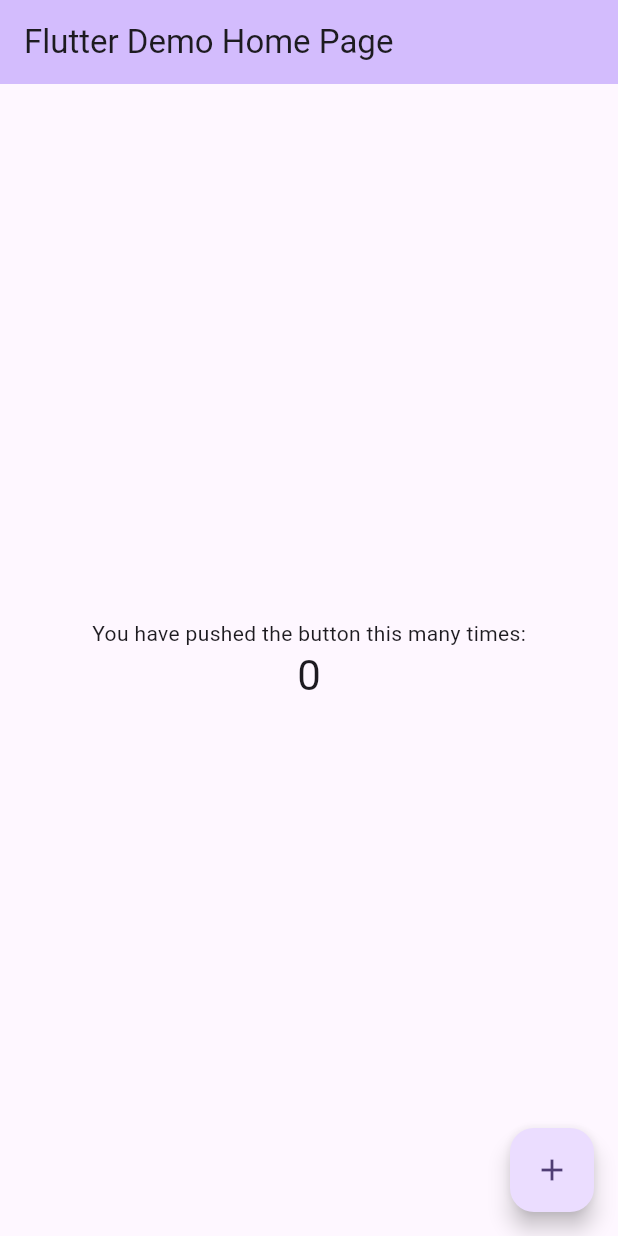
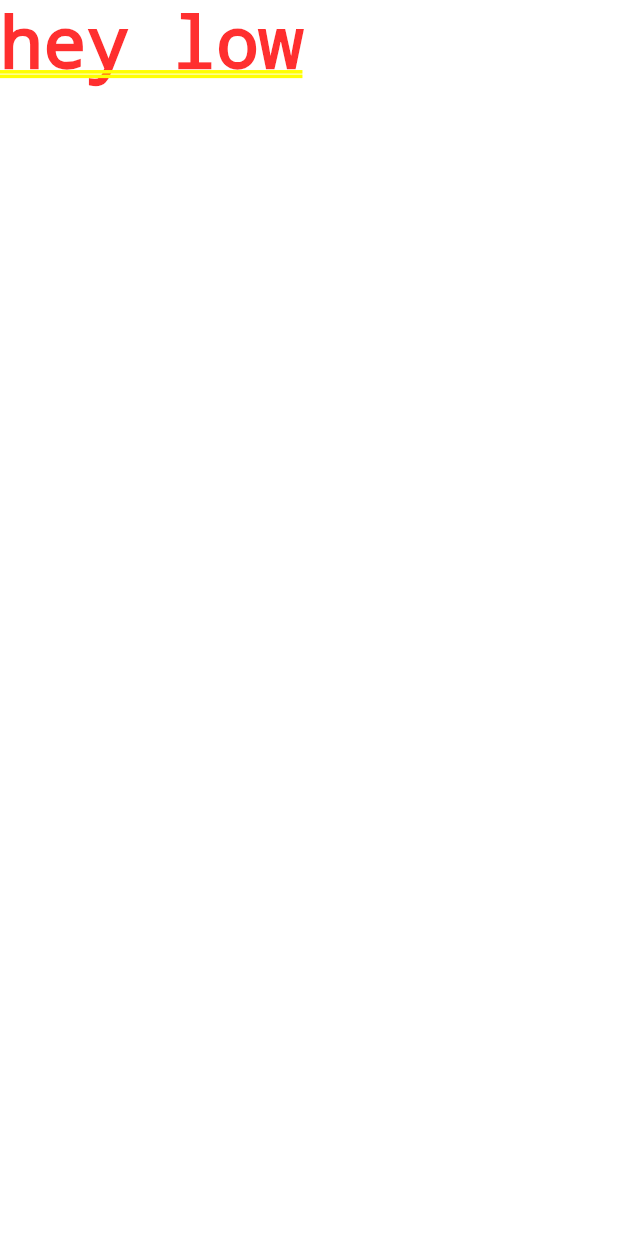
Before and after one commit to JPPdp/Unfinished-Project, a Flutter app: the screen it shows after launch, on a phone screen of 412 x 824 dp. Run offline on Flutter 3.47's test engine with Material 3 defaults, Android fonts, the phone set to English and light mode, and no system bars.

```diff
--- a/lib/main.dart
+++ b/lib/main.dart
@@ -1,125 +1,6 @@
 import 'package:flutter/material.dart';
 
-void main() {
-  runApp(const MyApp());
-}
+void main() => runApp(MaterialApp(
+  home: Text("hey low"),
 
-class MyApp extends StatelessWidget {
-  const MyApp({super.key});
-
-  // This widget is the root of your application.
-  @override
-  Widget build(BuildContext context) {
-    return MaterialApp(
-      title: 'Flutter Demo',
-      theme: ThemeData(
-        // This is the theme of your application.
-        //
-        // TRY THIS: Try running your application with "flutter run". You'll see
-        // the application has a purple toolbar. Then, without quitting the app,
-        // try changing the seedColor in the colorScheme below to Colors.green
-        // and then invoke "hot reload" (save your changes or press the "hot
-        // reload" button in a Flutter-supported IDE, or press "r" if you used
-        // the command line to start the app).
-        //
-        // Notice that the counter didn't reset back to zero; the application
-        // state is not lost during the reload. To reset the state, use hot
-        // restart instead.
-        //
-        // This works for code too, not just values: Most code changes can be
-        // tested with just a hot reload.
-        colorScheme: ColorScheme.fromSeed(seedColor: Colors.deepPurple),
-        useMaterial3: true,
-      ),
-      home: const MyHomePage(title: 'Flutter Demo Home Page'),
-    );
-  }
-}
-
-class MyHomePage extends StatefulWidget {
-  const MyHomePage({super.key, required this.title});
-
-  // This widget is the home page of your application. It is stateful, meaning
-  // that it has a State object (defined below) that contains fields that affect
-  // how it looks.
-
-  // This class is the configuration for the state. It holds the values (in this
-  // case the title) provided by the parent (in this case the App widget) and
-  // used by the build method of the State. Fields in a Widget subclass are
-  // always marked "final".
-
-  final String title;
-
-  @override
-  State<MyHomePage> createState() => _MyHomePageState();
-}
-
-class _MyHomePageState extends State<MyHomePage> {
-  int _counter = 0;
-
-  void _incrementCounter() {
-    setState(() {
-      // This call to setState tells the Flutter framework that something has
-      // changed in this State, which causes it to rerun the build method below
-      // so that the display can reflect the updated values. If we changed
-      // _counter without calling setState(), then the build method would not be
-      // called again, and so nothing would appear to happen.
-      _counter++;
-    });
-  }
-
-  @override
-  Widget build(BuildContext context) {
-    // This method is rerun every time setState is called, for instance as done
-    // by the _incrementCounter method above.
-    //
-    // The Flutter framework has been optimized to make rerunning build methods
-    // fast, so that you can just rebuild anything that needs updating rather
-    // than having to individually change instances of widgets.
-    return Scaffold(
-      appBar: AppBar(
-        // TRY THIS: Try changing the color here to a specific color (to
-        // Colors.amber, perhaps?) and trigger a hot reload to see the AppBar
-        // change color while the other colors stay the same.
-        backgroundColor: Theme.of(context).colorScheme.inversePrimary,
-        // Here we take the value from the MyHomePage object that was created by
-        // the App.build method, and use it to set our appbar title.
-        title: Text(widget.title),
-      ),
-      body: Center(
-        // Center is a layout widget. It takes a single child and positions it
-        // in the middle of the parent.
-        child: Column(
-          // Column is also a layout widget. It takes a list of children and
-          // arranges them vertically. By default, it sizes itself to fit its
-          // children horizontally, and tries to be as tall as its parent.
-          //
-          // Column has various properties to control how it sizes itself and
-          // how it positions its children. Here we use mainAxisAlignment to
-          // center the children vertically; the main axis here is the vertical
-          // axis because Columns are vertical (the cross axis would be
-          // horizontal).
-          //
-          // TRY THIS: Invoke "debug painting" (choose the "Toggle Debug Paint"
-          // action in the IDE, or press "p" in the console), to see the
-          // wireframe for each widget.
-          mainAxisAlignment: MainAxisAlignment.center,
-          children: <Widget>[
-            const Text(
-              'You have pushed the button this many times:',
-            ),
-            Text(
-              '$_counter',
-              style: Theme.of(context).textTheme.headlineMedium,
-            ),
-          ],
-        ),
-      ),
-      floatingActionButton: FloatingActionButton(
-        onPressed: _incrementCounter,
-        tooltip: 'Increment',
-        child: const Icon(Icons.add),
-      ), // This trailing comma makes auto-formatting nicer for build methods.
-    );
-  }
-}
+));
```
